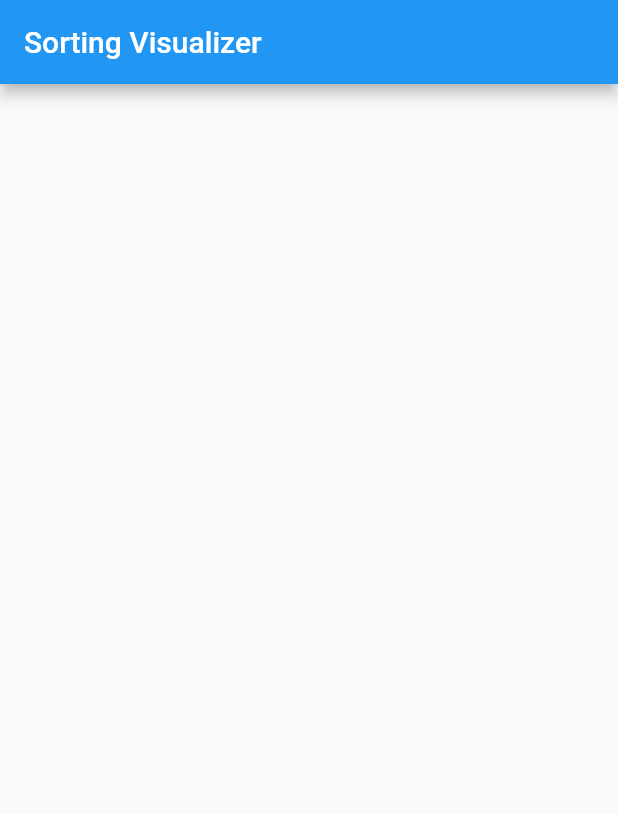
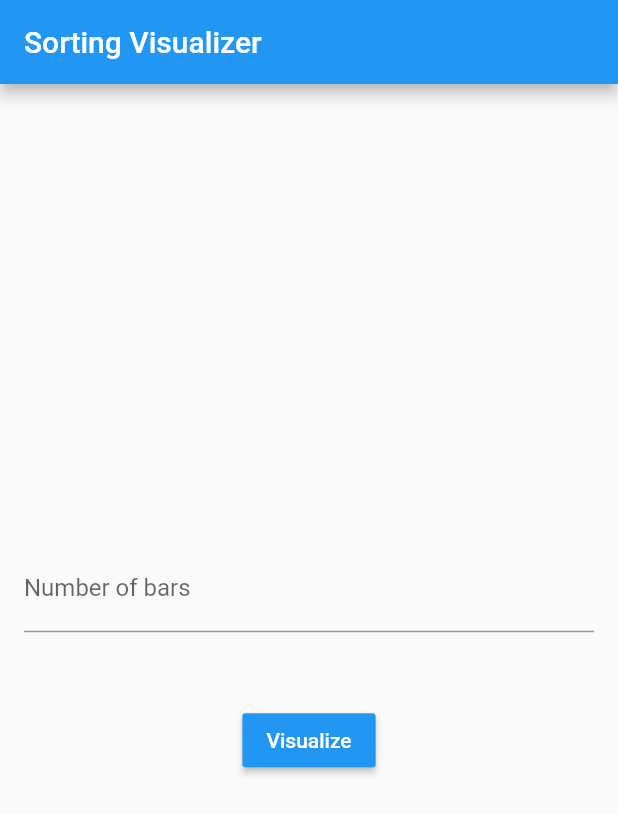
Before and after one commit to RitamChakraborty/sorting_visualizer, a Flutter app: the screen it shows after launch, on a phone screen of 412 x 824 dp. Shown: the top 814 px of the screen. Run offline on Flutter 3.47's test engine with Material 2 defaults, Android fonts, the phone set to English and light mode, and no system bars.

Commit message:
Create home page ui

```diff
--- a/lib/main.dart
+++ b/lib/main.dart
@@ -11,6 +11,9 @@ class MyApp extends StatelessWidget {
       title: 'Flutter Demo',
       theme: ThemeData(
         primarySwatch: Colors.blue,
+        textTheme: TextTheme(
+          button: TextStyle(color: Colors.white),
+        ),
       ),
       home: HomePage(),
     );
--- a/lib/pages/home_page.dart
+++ b/lib/pages/home_page.dart
@@ -1,5 +1,6 @@
 import 'package:flutter/material.dart';
 import 'package:flutter/widgets.dart';
+import 'package:sortingvisualizer/bloc/sorting_page.dart';
 
 class HomePage extends StatelessWidget {
   final TextEditingController _controller = TextEditingController();
@@ -12,7 +13,51 @@ class HomePage extends StatelessWidget {
           title: Text("Sorting Visualizer"),
         ),
         body: SafeArea(
-          child: Container(),
+          child: LayoutBuilder(
+              builder: (BuildContext context, BoxConstraints constraints) {
+            double maxWidth = constraints.maxWidth;
+            double maxHeight = constraints.maxHeight;
+            double padding;
+
+            if (maxWidth > maxHeight) {
+              padding = maxWidth * 0.1;
+            } else {
+              padding = 16.0;
+            }
+
+            return Container(
+              alignment: Alignment.center,
+              padding: EdgeInsets.symmetric(horizontal: padding),
+              child: SingleChildScrollView(
+                child: Column(
+                  children: [
+                    TextFormField(
+                      controller: _controller,
+                      keyboardType: TextInputType.number,
+                      decoration: InputDecoration(
+                        labelText: "Number of bars",
+                      ),
+                    ),
+                    SizedBox(height: 48),
+                    MaterialButton(
+                      onPressed: () {
+                        Navigator.push(
+                            context,
+                            MaterialPageRoute(
+                              builder: (BuildContext context) => SortingPage(),
+                            ));
+                      },
+                      color: Theme.of(context).accentColor,
+                      child: Text(
+                        "Visualize",
+                        style: Theme.of(context).textTheme.button,
+                      ),
+                    )
+                  ],
+                ),
+              ),
+            );
+          }),
         ),
       ),
     );
```
Also changed, not shown: lib/bloc/sorting_page.dart (added, +15 -0 lines).
